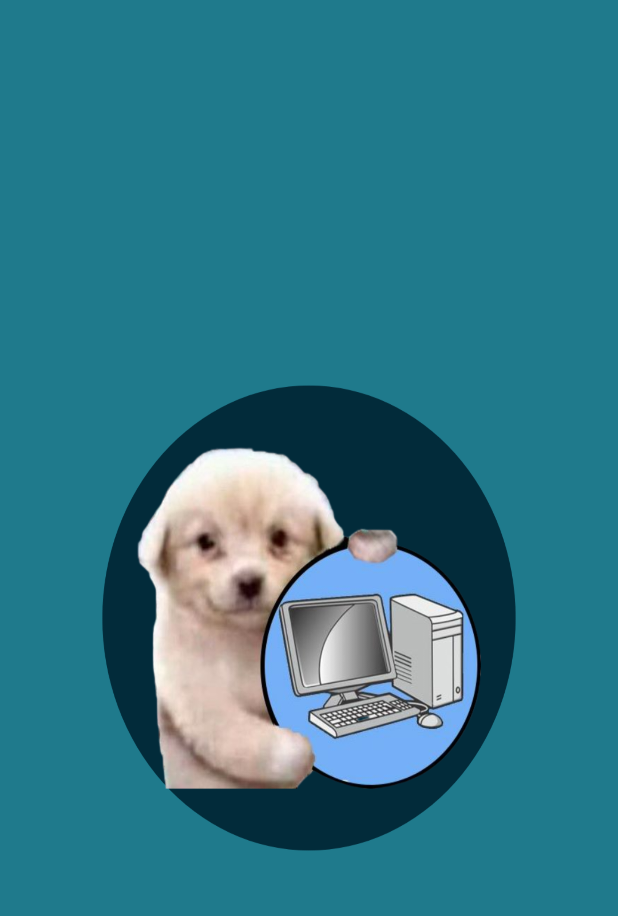
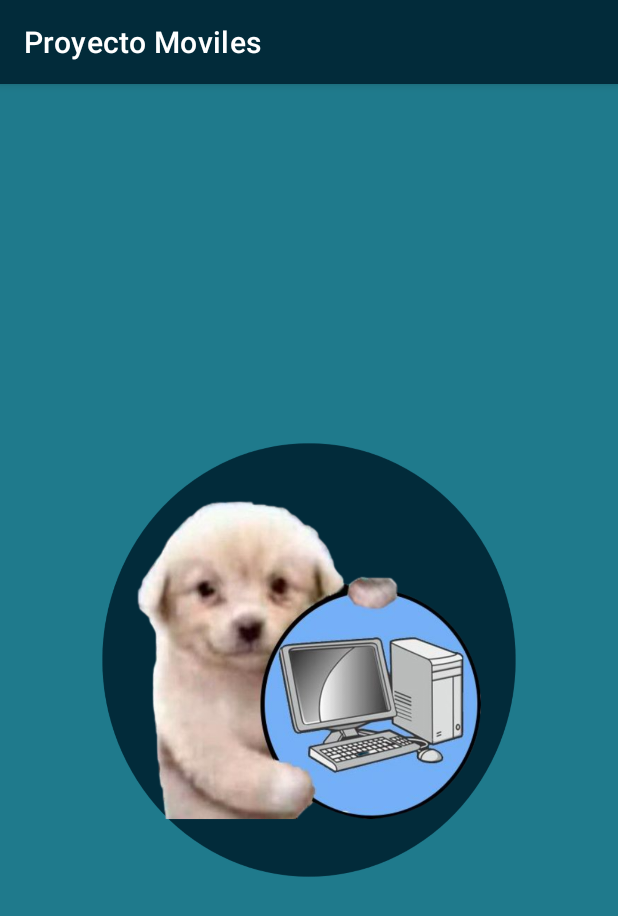
Before and after one commit to AxelLedesma2510/ProyectoMoviles, an Android app: the SplashActivity screen opened directly, with no data from a screen before it, on a phone screen of 412 x 824 dp. Shown: the top 916 px of the screen. Run offline under Robolectric (Android 15) with nearby library versions, the phone set to English and light mode, and no system bars; network calls fail.

Commit message:
Avance 2.0 splash

```diff
--- a/app/src/main/AndroidManifest.xml
+++ b/app/src/main/AndroidManifest.xml
@@ -9,14 +9,13 @@
         android:dataExtractionRules="@xml/data_extraction_rules"
         android:fullBackupContent="@xml/backup_rules"
         android:icon="@mipmap/ic_launcher"
-        android:label="@string/app_name"
+        android:label="Proyecto Moviles"
         android:supportsRtl="true"
         android:theme="@style/Theme.ProyectoMoviles"
         tools:targetApi="31">
         <activity
-            android:name=".Splash_screen"
-            android:theme="@style/Theme.Design.NoActionBar"
-            android:exported="true" />
+            android:name=".SplashActivity"
+            android:exported="false" />
         <activity
             android:name=".RegistrarAmbiente"
             android:exported="false" />
@@ -40,7 +39,7 @@
             android:exported="false" />
         <activity
             android:name=".MainActivity"
-            android:exported="true" >
+            android:exported="true">
             <intent-filter>
                 <action android:name="android.intent.action.MAIN" />
 
--- a/app/src/main/java/com/example/proyectomoviles/Splash_screen.java
+++ b/app/src/main/java/com/example/proyectomoviles/SplashActivity.java
@@ -5,20 +5,22 @@ import androidx.appcompat.app.AppCompatActivity;
 import android.content.Intent;
 import android.os.Bundle;
 import android.os.Handler;
+import android.view.WindowManager;
 
-public class Splash_screen extends AppCompatActivity {
+public class SplashActivity extends AppCompatActivity {
 
     @Override
     protected void onCreate(Bundle savedInstanceState) {
         super.onCreate(savedInstanceState);
-        setContentView(R.layout.activity_splash_screen);
+        getWindow().setFlags(WindowManager.LayoutParams.FLAG_FULLSCREEN, WindowManager.LayoutParams.FLAG_FULLSCREEN);
+        setContentView(R.layout.activity_splash);
         new Handler().postDelayed(new Runnable() {
             @Override
             public void run() {
-                Intent intent = new Intent(Splash_screen.this, MainActivity.class);
+                Intent intent = new Intent(SplashActivity.this, MainActivity.class);
                 startActivity(intent);
                 finish();
             }
-        }, 3000);
+        }, 4000);
     }
 }
--- a/app/src/main/res/layout/activity_splash_screen.xml
+++ b/app/src/main/res/layout/activity_splash.xml
@@ -4,7 +4,5 @@
     xmlns:tools="http://schemas.android.com/tools"
     android:layout_width="match_parent"
     android:layout_height="match_parent"
-    tools:context=".Splash_screen"
-    android:background="@drawable/splash">
-
-</RelativeLayout>
+    android:background="@drawable/splash"
+    tools:context=".SplashActivity" />
```
